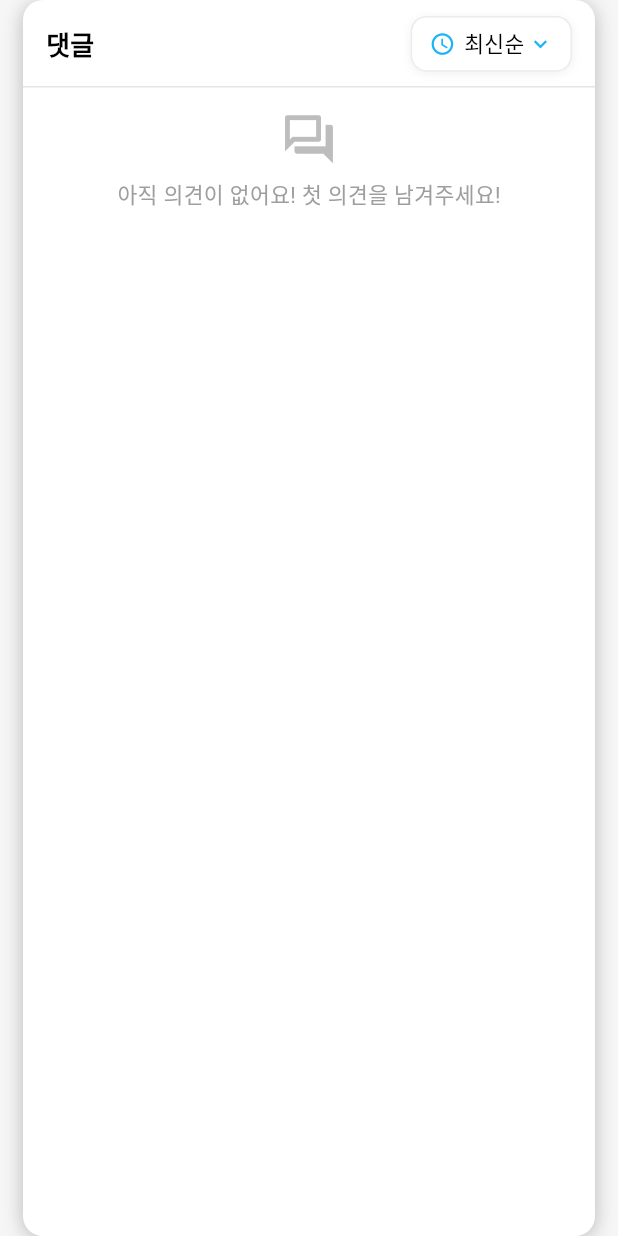
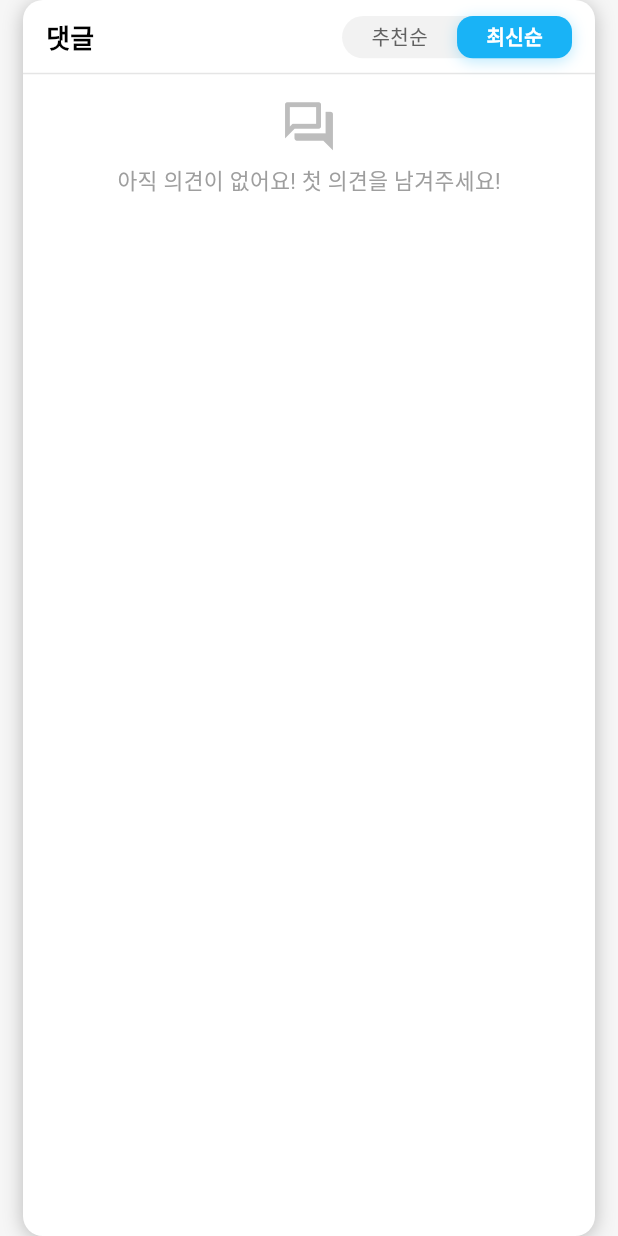
Before and after one commit to kara090813/trendly, a Flutter app: the CommentListWidget widget shown alone on an empty page, opened directly with empty values, on a phone screen of 412 x 824 dp. Run offline on Flutter 3.47's test engine with Material 3 defaults, Android fonts, the light colour scheme and no system bars; our stand-ins replace auto_size_text, flutter_animate, flutter_neumorphic_plus, flutter_screenutil, flutter_spinkit, flutter_staggered_animations and 5 more; accounts and stored records are empty; network calls fail; Roboto replaces fonts that are missing (asgm).

Commit message:
comment toggle

```diff
--- a/lib/screens/commentRoom_screen.dart
+++ b/lib/screens/commentRoom_screen.dart
@@ -55,20 +55,7 @@ class _CommentRoomScreenState extends State<CommentRoomScreen> with TickerProvid
   Keyword? _keyword;
   CommentReaction? _parentCommentReaction;
 
-  @override
-  void initState() {
-    super.initState();
-
-    // 댓글 정보 로드
-    _loadCommentData();
-
-    // 빌드 후 콜백으로 사용자 정보 로드
-    WidgetsBinding.instance.addPostFrameCallback((_) {
-      _loadUserPreference();
-      _loadCommentReactions();
-      _loadParentCommentReaction(); // 추가된 부분
-    });
-  }
+
 
 // 원본 댓글 반응 데이터 로드 메서드
   void _loadParentCommentReaction() async {
@@ -127,7 +114,7 @@ class _CommentRoomScreenState extends State<CommentRoomScreen> with TickerProvid
     }
   }
 
-  // 댓글 정보 로드 함수
+  // 1. _loadCommentData() 메서드 수정
   Future<void> _loadCommentData() async {
     // 상태 업데이트
     setState(() {
@@ -172,6 +159,9 @@ class _CommentRoomScreenState extends State<CommentRoomScreen> with TickerProvid
           _isLoading = false;
           _isRefreshing = false;
         });
+
+        // 부모 댓글 정보가 로드된 후 좋아요 상태 로드
+        _loadParentCommentReaction();
       }
     } catch (e) {
       print('댓글 정보 로드 오류: $e');
@@ -183,6 +173,22 @@ class _CommentRoomScreenState extends State<CommentRoomScreen> with TickerProvid
         StylishToast.error(context, '댓글 정보를 불러오는 중 오류가 발생했습니다.');
       }
     }
+  }
+
+// 2. initState() 메서드에서 _loadParentCommentReaction() 호출 제거
+  @override
+  void initState() {
+    super.initState();
+
+    // 댓글 정보 로드
+    _loadCommentData();
+
+    // 빌드 후 콜백으로 사용자 정보 로드
+    WidgetsBinding.instance.addPostFrameCallback((_) {
+      _loadUserPreference();
+      _loadCommentReactions();
+      // _loadParentCommentReaction() 호출 제거 (이제 _loadCommentData() 내에서 호출됨)
+    });
   }
 
   // 부모 댓글 가져오기 (실제 API 구현)
--- a/lib/widgets/_widgets.dart
+++ b/lib/widgets/_widgets.dart
@@ -10,3 +10,4 @@ export 'discussionReaction_widget.dart';
 export 'deleteButton_widget.dart';
 export 'passwordPopup_widget.dart';
 export 'commentList_widget.dart';
+export 'sortToggle_widget.dart';
--- a/lib/widgets/commentList_widget.dart
+++ b/lib/widgets/commentList_widget.dart
@@ -97,7 +97,7 @@ class _CommentListWidgetState extends State<CommentListWidget> {
                   color: AppTheme.getTextColor(context),
                 ),
               ),
-              SortPopupWidget(
+              SortToggleWidget(
                 isPopularSort: widget.isPopularSort,
                 onSortChanged: widget.onSortChanged,
               ),
--- /dev/null
+++ b/lib/widgets/sortToggle_widget.dart
@@ -0,0 +1,139 @@
+import 'package:flutter/material.dart';
+import 'package:flutter_screenutil/flutter_screenutil.dart';
+import '../app_theme.dart';
+
+class SortToggleWidget extends StatefulWidget {
+  final bool isPopularSort;
+  final Function(bool) onSortChanged;
+
+  const SortToggleWidget({
+    Key? key,
+    required this.isPopularSort,
+    required this.onSortChanged,
+  }) : super(key: key);
+
+  @override
+  State<SortToggleWidget> createState() => _SortToggleWidgetState();
+}
+
+class _SortToggleWidgetState extends State<SortToggleWidget> {
+  @override
+  Widget build(BuildContext context) {
+    final double totalWidth = 160.w;
+    final double buttonWidth = totalWidth / 2;
+    final double buttonHeight = 32.h;
+
+    return Container(
+      width: totalWidth,
+      height: buttonHeight,
+      decoration: BoxDecoration(
+        color: AppTheme.isDark(context) ? Color(0xFF2A2A36) : Color(0xFFF2F2F2),
+        borderRadius: BorderRadius.circular(16.r),
+      ),
+      child: Stack(
+        children: [
+          // 선택 인디케이터 (슬라이딩 효과)
+          AnimatedPositioned(
+            duration: Duration(milliseconds: 250),
+            curve: Curves.easeOutCubic,
+            left: widget.isPopularSort ? 0 : buttonWidth,
+            top: 0,
+            bottom: 0,
+            width: buttonWidth,
+            child: Container(
+              decoration: BoxDecoration(
+                color: Color(0xFF19B3F6),
+                borderRadius: BorderRadius.circular(12.r),
+                boxShadow: [
+                  BoxShadow(
+                    color: Color(0xFF19B3F6).withOpacity(0.3),
+                    blurRadius: 8,
+                    spreadRadius: 0,
+                    offset: Offset(0, 2),
+                  ),
+                ],
+              ),
+              child: Center(
+                child: Text(
+                  widget.isPopularSort ? '추천순' : '최신순',
+                  style: TextStyle(
+                    fontSize: 14.sp,
+                    fontWeight: FontWeight.bold,
+                    color: Colors.white,
+                  ),
+                ),
+              ),
+            ),
+          ),
+
+          // 터치 영역과 텍스트
+          Row(
+            children: [
+              // 추천순 버튼
+              Expanded(
+                child: Material(
+                  color: Colors.transparent,
+                  child: InkWell(
+                    borderRadius: BorderRadius.circular(12.r),
+                    onTap: () {
+                      if (!widget.isPopularSort) {
+                        widget.onSortChanged(true);
+                      }
+                    },
+                    child: Center(
+                      child: AnimatedOpacity(
+                        duration: Duration(milliseconds: 200),
+                        opacity: widget.isPopularSort ? 0.0 : 1.0,
+                        child: Text(
+                          '추천순',
+                          style: TextStyle(
+                            fontSize: 14.sp,
+                            fontWeight: FontWeight.w500,
+                            color: AppTheme.isDark(context)
+                                ? Colors.grey[400]
+                                : Colors.grey[700],
+                          ),
+                        ),
+                      ),
+                    ),
+                  ),
+                ),
+              ),
+
+              // 최신순 버튼
+              Expanded(
+                child: Material(
+                  color: Colors.transparent,
+                  child: InkWell(
+                    borderRadius: BorderRadius.circular(12.r),
+                    onTap: () {
+                      if (widget.isPopularSort) {
+                        widget.onSortChanged(false);
+                      }
+                    },
+                    child: Center(
+                      child: AnimatedOpacity(
+                        duration: Duration(milliseconds: 200),
+                        opacity: widget.isPopularSort ? 1.0 : 0.0,
+                        child: Text(
+                          '최신순',
+                          style: TextStyle(
+                            fontSize: 14.sp,
+                            fontWeight: FontWeight.w500,
+                            color: AppTheme.isDark(context)
+                                ? Colors.grey[400]
+                                : Colors.grey[700],
+                          ),
+                        ),
+                      ),
+                    ),
+                  ),
+                ),
+              ),
+            ],
+          ),
+        ],
+      ),
+    );
+  }
+}
```
